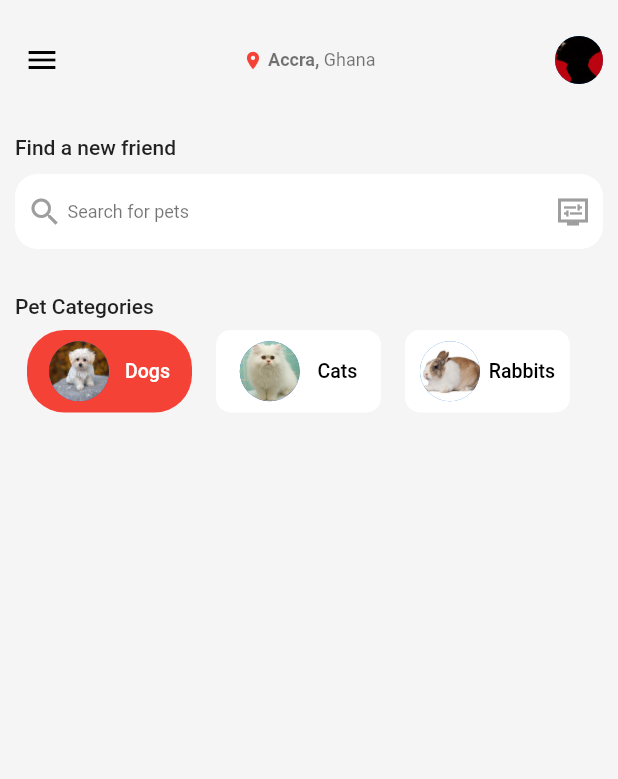
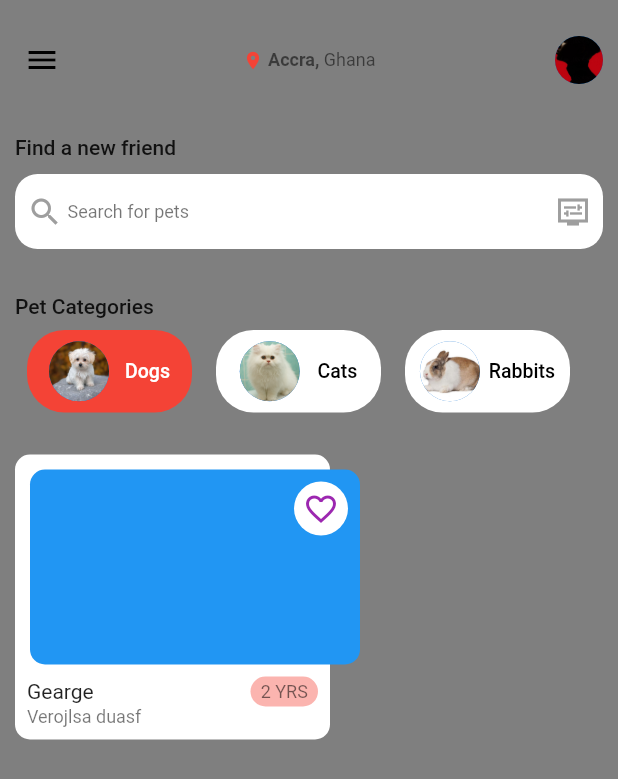
Before and after one commit to Richmond-Nunoo/PET-ADOPTION-APP, a Flutter app: the UserHomePage screen opened directly, on a phone screen of 412 x 824 dp. Shown: the top 779 px of the screen. Run offline on Flutter 3.47's test engine with Material 2 defaults, Android fonts, the light colour scheme and no system bars.

Commit message:
pets cards designed

```diff
--- a/lib/views/pages/homepage.dart
+++ b/lib/views/pages/homepage.dart
@@ -25,7 +25,8 @@ class _UserHomePageState extends State<UserHomePage> {
   Widget build(BuildContext context) {
     final theme = Theme.of(context).textTheme;
     return Scaffold(
-      backgroundColor: Colors.grey.shade100,
+      backgroundColor: Colors.black.withOpacity(0.5),
+      // backgroundColor: Colors.grey.shade100,
       appBar: AppBar(
         toolbarHeight: 80,
         leading: const Icon(
@@ -136,10 +137,7 @@ class _UserHomePageState extends State<UserHomePage> {
                           color: sectedCategory == index
                               ? Colors.red
                               : Colors.white,
-                          borderRadius: sectedCategory == index
-                              ? BorderRadius.circular(25)
-                              : BorderRadius.circular(10),
-                        ),
+                          borderRadius: BorderRadius.circular(25)),
                       child: Padding(
                         padding: const EdgeInsets.all(4.0),
                         child: Row(
@@ -160,21 +158,108 @@ class _UserHomePageState extends State<UserHomePage> {
                             ),
                           ],
                         ),
-                        )
-                        // Center(
-                        //   child: Text(
-                        //     categories[index],
-                        //     style: TextStyle(
-                        //         fontWeight: FontWeight.w500,
-                        //         color: sectedCategory == index
-                        //             ? Colors.white
-                        //             : Colors.black),
-                        //   ),
-                        // ),
                       ),
                     ),
                   ),
                 ),
+              ),
+            ),
+          ),
+          const SizedBox(
+            height: 20,
+          ),
+          SingleChildScrollView(
+            scrollDirection: Axis.horizontal,
+            child: Stack(
+              children: [
+                Container(
+                  height: 190,
+                  width: 210,
+                  decoration: const BoxDecoration(
+                    color: Colors.white,
+                    borderRadius: BorderRadius.all(
+                      Radius.circular(10),
+                    ),
+                  ),
+                  child: Padding(
+                    padding: const EdgeInsets.all(8.0),
+                    child: Column(
+                      crossAxisAlignment: CrossAxisAlignment.start,
+                      mainAxisAlignment: MainAxisAlignment.end,
+                      children: [
+                        Row(
+                          mainAxisAlignment: MainAxisAlignment.spaceBetween,
+                          children: [
+                            SizedBox(
+                              width: 100,
+                              child: Text(
+                                "Gearge",
+                                style: theme.bodyMedium,
+                              ),
+                            ),
+                            Container(
+                              height: 20,
+                              width: 45,
+                              decoration: BoxDecoration(
+                                  color: Colors.red.withOpacity(0.4),
+                                  borderRadius: const BorderRadius.all(
+                                      Radius.circular(10))),
+                              child: Center(
+                                child: Text(
+                                  "2 YRS",
+                                  style: theme.bodySmall,
+                                ),
+                              ),
+                            )
+                          ],
+                        ),
+                        Row(
+                          mainAxisAlignment: MainAxisAlignment.spaceBetween,
+                          crossAxisAlignment: CrossAxisAlignment.start,
+                          children: [
+                            SizedBox(
+                              width: 150,
+                              child: Text(
+                                "Verojlsa duasf",
+                                style: theme.bodySmall,
+                                overflow: TextOverflow.clip,
+                              ),
+                            ),
+                          ],
+                        ),
+                      ],
+                    ),
+                  ),
+                ),
+                Padding(
+                  padding: const EdgeInsets.all(10.0),
+                  child: Container(
+                    height: 130,
+                    width: 220,
+                    decoration: const BoxDecoration(
+                      color: Colors.blue,
+                      borderRadius: BorderRadius.all(
+                        Radius.circular(10),
+                      ),
+                    ),
+                  ),
+                ),
+                Positioned(
+                  top: 18,
+                  right: 18,
+                  child: InkWell(
+                    onTap: () {},
+                    child: const CircleAvatar(
+                      radius: 18,
+                      backgroundColor: Colors.white,
+                      child: Icon(
+                        Icons.favorite_border_outlined,
+                        color: Colors.purple,
+                      ),
+                    ),
+                  ),
+                ),
+              ],
             ),
           )
         ],
```
Also changed, not shown: lib/views/model/pets_model.dart (added, +71 -0 lines), assets/images/bulldog.jpg (added), assets/images/hound.jpg (added), assets/images/rottweiler.jpg (added), assets/images/shepherd.jpg (added), assets/images/siberian.jpg (added). Lines whose indentation alone changed are shown as unchanged.
